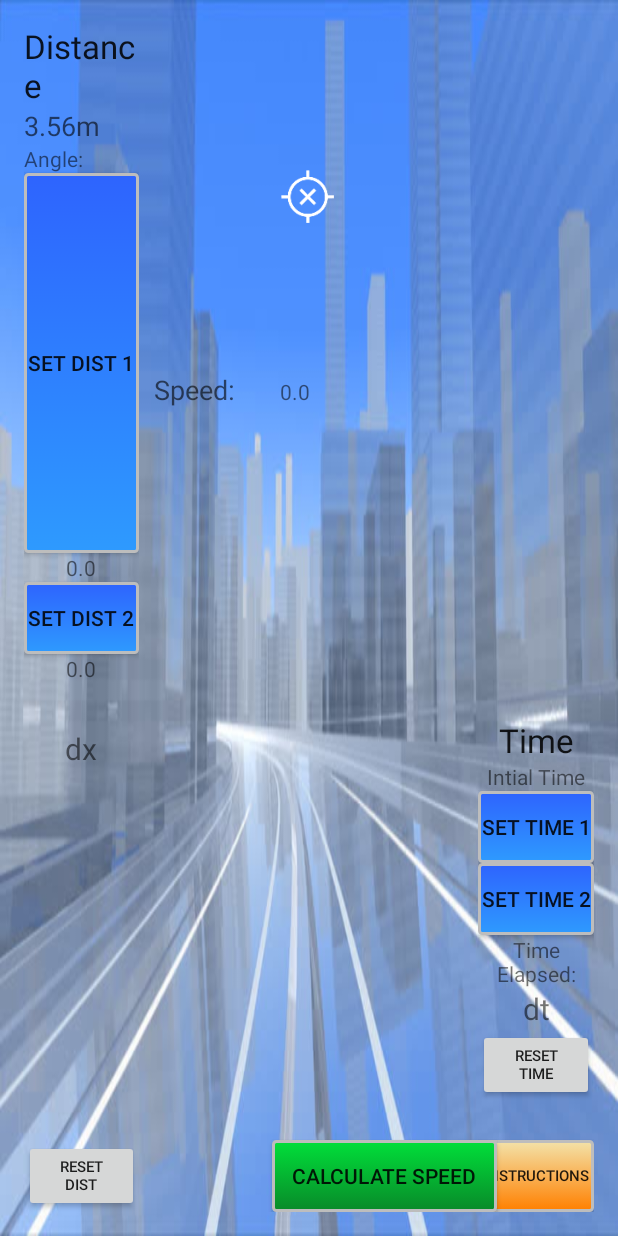
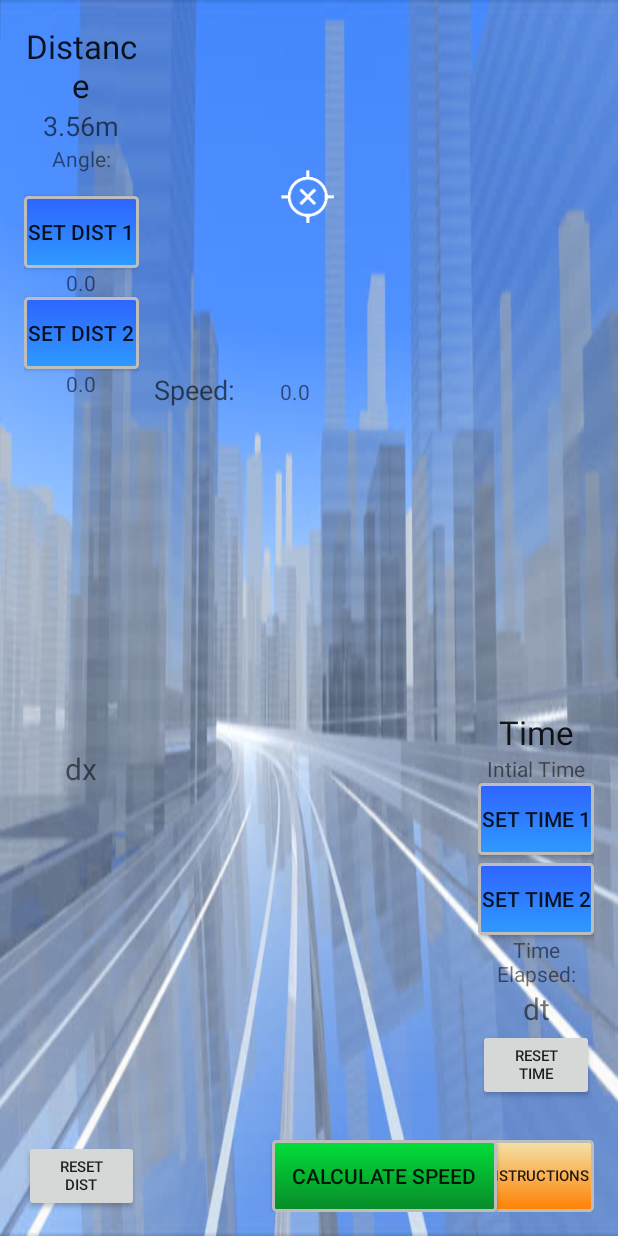
Before and after one commit to YasserAtiya/SpeedCamera-OpenCV, an Android app: the layout content_main.xml on its own in the app's theme, with its tools: preview values and no code run, on a phone screen of 412 x 824 dp. Run offline under Robolectric (Android 15) with nearby library versions, the phone set to English and light mode, and no system bars.

Commit message:
Realigns distance objects; spaces time buttons.

```diff
--- a/app/src/main/res/layout/content_main.xml
+++ b/app/src/main/res/layout/content_main.xml
@@ -28,12 +28,13 @@
             android:gravity="bottom">
 
             <TextView
-                android:layout_width="wrap_content"
+                android:layout_width="match_parent"
                 android:layout_height="wrap_content"
                 android:textAppearance="?android:attr/textAppearanceLarge"
                 android:text="@string/distance_label"
                 android:id="@+id/textView2"
-                android:layout_gravity="center_horizontal"/>
+                android:layout_gravity="center_horizontal"
+                android:gravity="center_horizontal" />
 
             <Button
                 android:layout_width="wrap_content"
@@ -42,28 +43,29 @@
                 android:id="@+id/btnResetDist"
                 android:textSize="10dp"
                 android:layout_alignParentBottom="true"
-                android:layout_alignLeft="@+id/btnDist2"
-                android:layout_alignStart="@+id/btnDist2"/>
+                android:layout_alignStart="@+id/btnDist2" />
 
             <TextView
-                android:layout_width="wrap_content"
+                android:layout_width="match_parent"
                 android:layout_height="wrap_content"
                 android:textAppearance="?android:attr/textAppearanceMedium"
                 android:text="@string/distance_output"
                 android:id="@+id/distanceOutput"
                 android:layout_below="@+id/textView2"
                 android:layout_alignParentLeft="true"
-                android:layout_alignParentStart="true"/>
+                android:layout_alignParentStart="true"
+                android:gravity="center_horizontal" />
 
             <TextView
-                android:layout_width="wrap_content"
+                android:layout_width="match_parent"
                 android:layout_height="wrap_content"
                 android:textAppearance="?android:attr/textAppearanceSmall"
                 android:text="@string/distance_angle"
                 android:id="@+id/distanceAngle"
                 android:layout_below="@+id/distanceOutput"
                 android:layout_alignParentLeft="true"
-                android:layout_alignParentStart="true"/>
+                android:layout_alignParentStart="true"
+                android:gravity="center_horizontal" />
 
             <TextView
                 android:layout_height="wrap_content"
@@ -73,12 +75,12 @@
                 android:layout_below="@+id/dist2View"
                 android:layout_alignParentLeft="true"
                 android:layout_alignParentStart="true"
-                android:layout_marginTop="30dp"
-                android:gravity="center_horizontal"
+                android:gravity="center_vertical|center_horizontal"
                 android:textSize="20sp"
                 android:layout_width="wrap_content"
                 android:layout_alignParentRight="true"
-                android:layout_alignParentEnd="true" />
+                android:layout_alignParentEnd="true"
+                android:layout_above="@+id/btnResetDist" />
 
             <Button
                 android:layout_height="wrap_content"
@@ -90,9 +92,9 @@
                 android:layout_alignParentRight="false"
                 android:layout_alignParentEnd="false"
                 android:layout_centerHorizontal="true"
-                android:layout_above="@+id/dist1View"
                 android:background="@drawable/custom_blue_button"
-                android:layout_width="wrap_content" />
+                android:layout_width="wrap_content"
+                android:layout_marginTop="15dp" />
 
             <Button
                 android:layout_height="wrap_content"
@@ -102,19 +104,20 @@
                 android:layout_alignParentStart="false"
                 android:layout_alignParentRight="false"
                 android:layout_alignParentEnd="false"
-                android:layout_centerInParent="true"
                 android:background="@drawable/custom_blue_button"
-                android:layout_width="wrap_content" />
+                android:layout_width="wrap_content"
+                android:layout_below="@+id/dist1View"
+                android:layout_centerHorizontal="true" />
 
             <TextView
                 android:layout_width="match_parent"
                 android:layout_height="wrap_content"
                 android:text="@string/dist1_view"
                 android:id="@+id/dist1View"
-                android:layout_above="@+id/btnDist2"
                 android:gravity="center_horizontal"
                 android:layout_alignParentRight="true"
-                android:layout_alignParentEnd="true" />
+                android:layout_alignParentEnd="true"
+                android:layout_below="@+id/btnDist1" />
 
             <TextView
                 android:layout_width="match_parent"
@@ -267,7 +270,8 @@
                 android:layout_below="@+id/btnTime1"
                 android:layout_alignLeft="@+id/btnTime1"
                 android:layout_alignStart="@+id/btnTime1"
-                android:background="@drawable/custom_blue_button"/>
+                android:background="@drawable/custom_blue_button"
+                android:layout_marginTop="5dp" />
 
             <TextView
                 android:layout_width="fill_parent"
```
